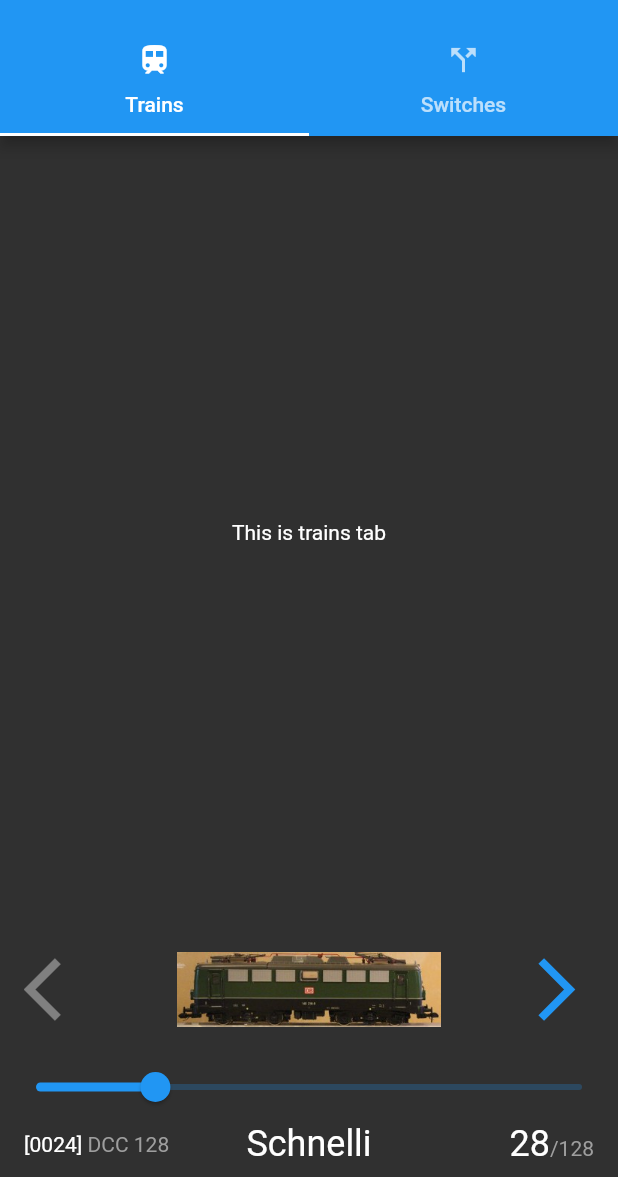
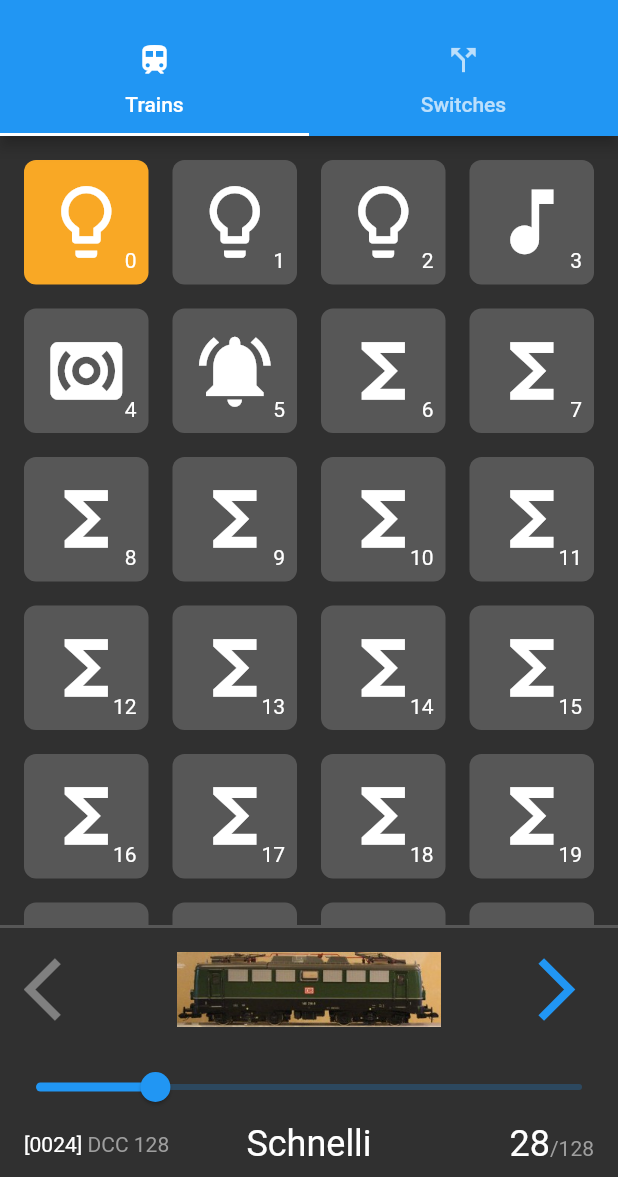
Before and after one commit to TheKingDave/ECoS_control, a Flutter app: the screen it shows after launch, on a phone screen of 412 x 824 dp, the part 59-1236 px from its top. Run offline on Flutter 3.47's test engine with Material 2 defaults, Android fonts, the phone set to English and light mode, and no system bars.

Commit message:
Added train functions view

```diff
--- a/lib/main.dart
+++ b/lib/main.dart
@@ -1,8 +1,6 @@
 import 'package:ecos_control/DemoTrainControl.dart';
 import 'package:ecos_control/consts.dart';
-import 'package:ecos_control/main_navigation.dart';
-import 'package:ecos_control/switchIcon.dart';
-import 'package:ecos_control/trainControlDisplay.dart';
+import 'package:ecos_control/trainFunctions.dart';
 import 'package:flutter/material.dart';
 
 void main() {
@@ -49,19 +47,14 @@ class MainPage extends StatefulWidget {
   _MainPageState createState() => _MainPageState();
 }
 
-class _MainPageState extends State<MainPage> with SingleTickerProviderStateMixin {
+class _MainPageState extends State<MainPage>
+    with SingleTickerProviderStateMixin {
   final List<Tab> _tabs = <Tab>[
     Tab(text: 'Trains', icon: Icon(Icons.train)),
     Tab(text: 'Switches', icon: Icon(Icons.call_split)),
   ];
 
   TabController _tabController;
-
-  void _onItemTap(int index) {
-    setState(() {
-
-    });
-  }
 
   @override
   void initState() {
@@ -87,21 +80,25 @@ class _MainPageState extends State<MainPage> with SingleTickerProviderStateMixin
             Expanded(
               child: TabBarView(
                 controller: _tabController,
-                children: _tabs.map((Tab tab) {
-                  final String label = tab.text.toLowerCase();
-                  return Center(
-                    child: Text('This is $label tab'),
-                  );
-                }).toList(),
+                children: [
+                  TrainFunctions(),
+                  Center(child: Text('Switches'))
+                ],
               ),
             ),
-            DemoTrainControl(
+            Container(
+              decoration: BoxDecoration(
+                  border: Border(
+                      top: BorderSide(
+                          color: Theme.of(context).highlightColor, width: 2))),
+              child: DemoTrainControl(
                 number: 24,
                 protocol: "DCC 128",
                 name: "Schnelli",
                 speed: 28,
                 maxSpeed: 128,
                 direction: Direction.forward,
+              ),
             )
           ],
         ),
--- /dev/null
+++ b/lib/trainFunction.dart
@@ -0,0 +1,78 @@
+import 'package:flutter/cupertino.dart';
+import 'package:flutter/material.dart';
+
+class TrainFunction {
+  final int number;
+  final int description;
+  final bool moment;
+  final bool on;
+
+  TrainFunction({this.number, this.description, this.moment = false, this.on = false});
+
+  TrainFunction switchOn() {
+    return copyWith(on: !on);
+  }
+
+  TrainFunction copyWith({int number, int description, bool moment, bool on}) {
+    return TrainFunction(
+      number: number ?? this.number,
+      description: description ?? this.description,
+      moment: moment ?? this.moment,
+      on: on ?? this.on,
+    );
+  }
+}
+
+class TrainFunctionDisplay extends StatelessWidget {
+  final TrainFunction state;
+  final Function() switchFunction;
+
+  TrainFunctionDisplay({this.state, this.switchFunction});
+
+  @override
+  Widget build(BuildContext context) {
+    return AspectRatio(
+      aspectRatio: 1,
+      child: Container(
+        decoration: BoxDecoration(
+            color: state.on
+                ? Colors.yellow[800]
+                : Theme.of(context).highlightColor,
+            borderRadius: BorderRadius.all(Radius.circular(8))),
+        child: InkWell(
+          onTap: switchFunction,
+          child: Padding(
+            padding: const EdgeInsets.all(8.0),
+            child: Stack(
+              fit: StackFit.expand,
+              children: <Widget>[
+                FittedBox(
+                    fit: BoxFit.fill,
+                    child: Padding(
+                      padding: const EdgeInsets.all(2.0),
+                      child: Icon(FunctionIcons.icons[state.description]),
+                    )),
+                Align(
+                  alignment: Alignment.bottomRight,
+                  child: Text('${state.number}'),
+                )
+              ],
+            ),
+          ),
+        ),
+      ),
+    );
+  }
+}
+
+class FunctionIcons {
+  static final icons = {
+    2: Icons.functions,
+    3: Icons.lightbulb_outline,
+    4: Icons.lightbulb_outline,
+    5: Icons.lightbulb_outline,
+    7: Icons.music_note,
+    8: Icons.surround_sound,
+    36: Icons.notifications_active
+  };
+}
--- /dev/null
+++ b/lib/trainFunctions.dart
@@ -0,0 +1,49 @@
+import 'package:ecos_control/trainFunction.dart';
+import 'package:flutter/cupertino.dart';
+
+class TrainFunctions extends StatefulWidget {
+  @override
+  _TrainFunctionState createState() => _TrainFunctionState();
+}
+
+class _TrainFunctionState extends State<TrainFunctions> {
+  var _states = <int, TrainFunction>{
+    0: TrainFunction(number: 0, description: 3, on: true),
+    1: TrainFunction(number: 1, description: 4),
+    2: TrainFunction(number: 2, description: 5),
+    3: TrainFunction(number: 3, description: 7),
+    4: TrainFunction(number: 4, description: 8),
+    5: TrainFunction(number: 5, description: 36),
+  };
+
+  @override
+  initState() {
+    super.initState();
+    for(int i = 6; i < 32; i++) {
+      _states[i] = TrainFunction(number: i, description: 2);
+    }
+  }
+
+  Function switchFunction(int index) {
+    return () => {
+          setState(() {
+            _states[index] = _states[index].switchOn();
+          })
+        };
+  }
+
+  @override
+  Widget build(BuildContext context) {
+    return GridView.count(
+      padding: EdgeInsets.all(16),
+        crossAxisCount: 4,
+        mainAxisSpacing: 16,
+        crossAxisSpacing: 16,
+        children: _states.values
+            .map((fun) => TrainFunctionDisplay(
+                  state: fun,
+                  switchFunction: switchFunction(fun.number),
+                ))
+            .toList());
+  }
+}
```
Lines whose indentation alone changed are shown as unchanged.
